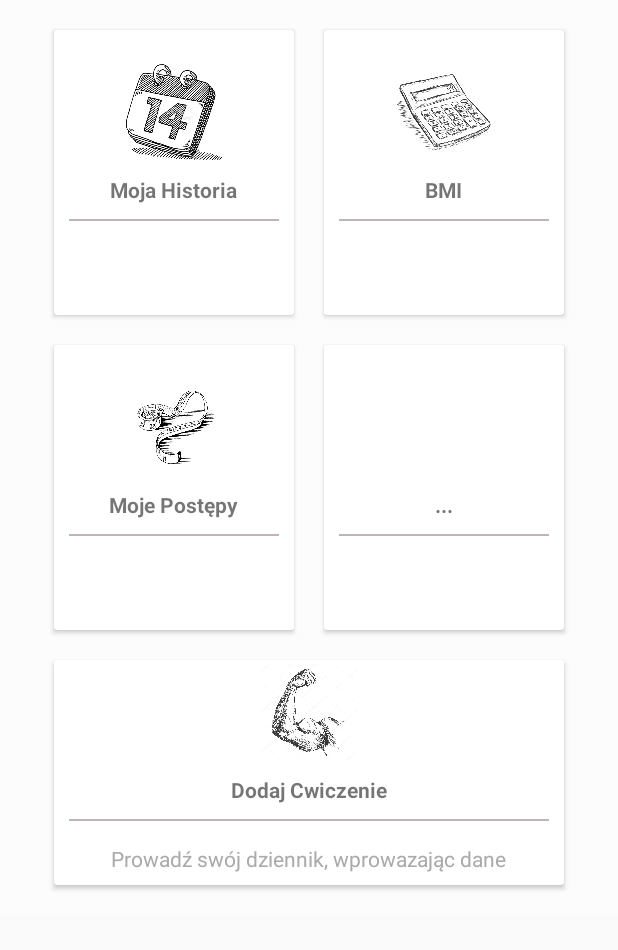
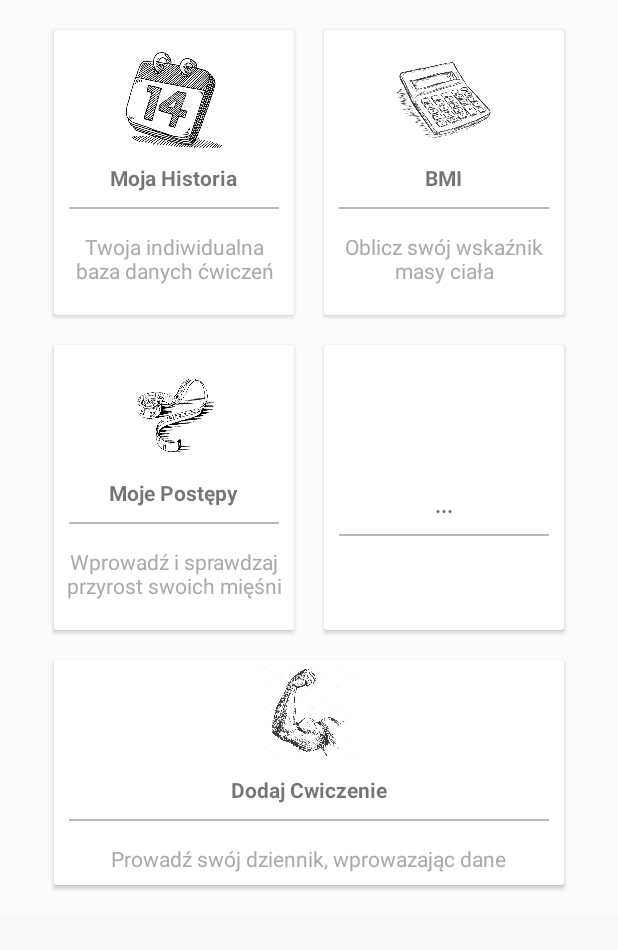
Before and after one commit to dida886/Projekt-GymFitUp, an Android app: the screen it shows after launch (MainActivity), on a phone screen of 412 x 824 dp, the part 225-1175 px from its top. Run offline under Robolectric (Android 15) with nearby library versions, the phone set to English and light mode, and no system bars.

Commit message:
miałem błąd wyświetlania tekstu. NA DZIEŃ DZISIEJSZY MOJA FINALNA WERSJA

```diff
--- a/app/src/main/res/layout/activity_main.xml
+++ b/app/src/main/res/layout/activity_main.xml
@@ -108,8 +108,8 @@
                             android:layout_height="wrap_content"
                             android:gravity="center"
                             android:padding="5dp"
-                            android:textColor="@android:color/darker_gray"
-                            tools:text="Twoja indiwidualna baza danych ćwiczeń" />
+                            android:text="Twoja indiwidualna baza danych ćwiczeń"
+                            android:textColor="@android:color/darker_gray" />
 
                     </LinearLayout>
                 </android.support.v7.widget.CardView>
@@ -154,8 +154,8 @@
                             android:layout_height="wrap_content"
                             android:gravity="center"
                             android:padding="5dp"
-                            android:textColor="@android:color/darker_gray"
-                            tools:text="Oblicz swój wskaźnik masy ciała" />
+                            android:text="Oblicz swój wskaźnik masy ciała"
+                            android:textColor="@android:color/darker_gray" />
 
                     </LinearLayout>
                 </android.support.v7.widget.CardView>
@@ -208,8 +208,8 @@
                             android:layout_height="wrap_content"
                             android:gravity="center"
                             android:padding="5dp"
-                            android:textColor="@android:color/darker_gray"
-                            tools:text="Wprowadź i sprawdzaj przyrost swoich mięśni" />
+                            android:text="Wprowadź i sprawdzaj przyrost swoich mięśni"
+                            android:textColor="@android:color/darker_gray" />
 
                     </LinearLayout>
                 </android.support.v7.widget.CardView>
```
